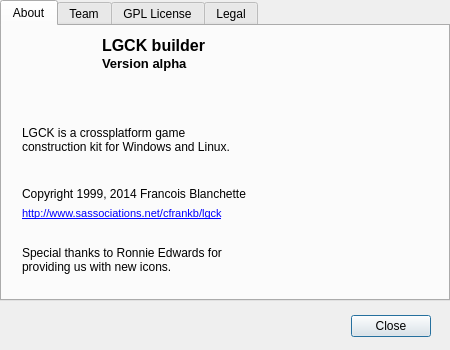
Above: src/obl5edit/DlgAbout.ui from cfrankb/lgck-src before the change. Below: the same form after it.
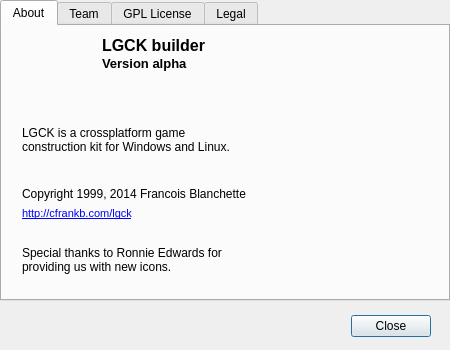
That is the form after the change. Icons and pictures are not drawn.

Patch:
```diff
--- a/src/obl5edit/DlgAbout.ui
+++ b/src/obl5edit/DlgAbout.ui
@@ -94,10 +94,10 @@
 &lt;html&gt;&lt;head&gt;&lt;meta name=&quot;qrichtext&quot; content=&quot;1&quot; /&gt;&lt;style type=&quot;text/css&quot;&gt;
 p, li { white-space: pre-wrap; }
 &lt;/style&gt;&lt;/head&gt;&lt;body style=&quot; font-family:'Sans Serif'; font-size:9pt; font-weight:400; font-style:normal;&quot;&gt;
-&lt;table style=&quot;-qt-table-type: root; margin-top:4px; margin-bottom:4px; margin-left:4px; margin-right:4px;&quot;&gt;
+&lt;table border=&quot;0&quot; style=&quot;-qt-table-type: root; margin-top:4px; margin-bottom:4px; margin-left:4px; margin-right:4px;&quot;&gt;
 &lt;tr&gt;
 &lt;td style=&quot;border: none;&quot;&gt;
-&lt;p style=&quot; margin-top:0px; margin-bottom:0px; margin-left:0px; margin-right:0px; -qt-block-indent:0; text-indent:0px;&quot;&gt;&lt;a href=&quot;http://www.sassociations.net/cfrankb/lgck&quot;&gt;&lt;span style=&quot; font-size:8pt; text-decoration: underline; color:#0000ff;&quot;&gt;http://www.sassociations.net/cfrankb/lgck&lt;/span&gt;&lt;/a&gt;&lt;/p&gt;&lt;/td&gt;&lt;/tr&gt;&lt;/table&gt;&lt;/body&gt;&lt;/html&gt;</string>
+&lt;p style=&quot; margin-top:0px; margin-bottom:0px; margin-left:0px; margin-right:0px; -qt-block-indent:0; text-indent:0px;&quot;&gt;&lt;a href=&quot;http://www.sassociations.net/cfrankb/lgck&quot;&gt;&lt;span style=&quot; font-size:8pt; text-decoration: underline; color:#0000ff;&quot;&gt;http://cfrankb.com/lgck&lt;/span&gt;&lt;/a&gt;&lt;/p&gt;&lt;/td&gt;&lt;/tr&gt;&lt;/table&gt;&lt;/body&gt;&lt;/html&gt;</string>
      </property>
      <property name="openExternalLinks">
       <bool>true</bool>
```
